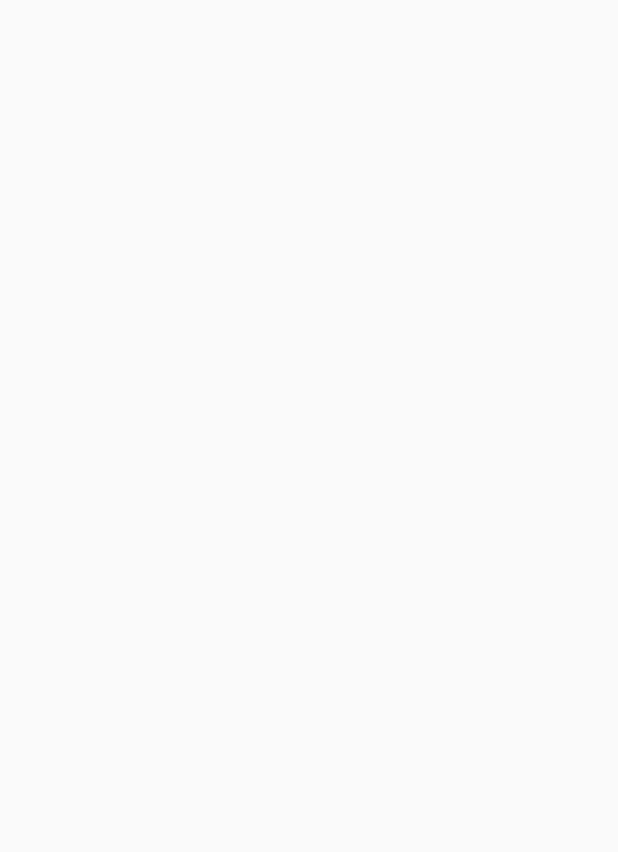
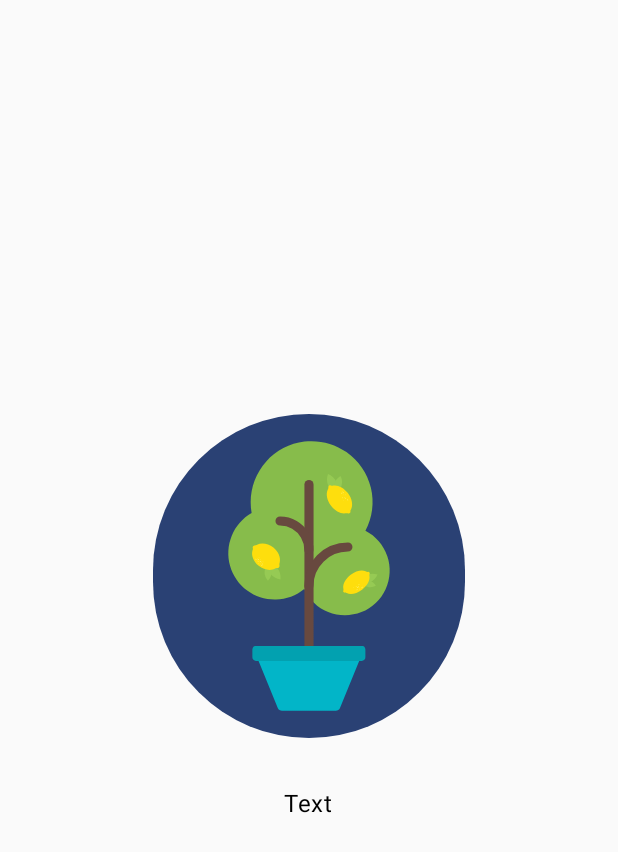
Before and after one commit to Angelosz/Practice_LemonadeApp, an Android app built with Jetpack Compose: the screen it shows after launch (MainActivity), on a phone screen of 412 x 824 dp. Before the commit the part shown is empty. Shown: the top 852 px of the screen. Run offline under Robolectric (Android 15) with nearby library versions, the phone set to English and light mode, and no system bars.

Commit message:
Base Layout

```diff
--- a/app/src/main/java/com/example/practice_lemonadeapp/MainActivity.kt
+++ b/app/src/main/java/com/example/practice_lemonadeapp/MainActivity.kt
@@ -1,16 +1,35 @@
 package com.example.practice_lemonadeapp
 
 import android.os.Bundle
+import android.service.autofill.OnClickAction
 import androidx.activity.ComponentActivity
 import androidx.activity.compose.setContent
 import androidx.activity.enableEdgeToEdge
+import androidx.compose.foundation.Image
+import androidx.compose.foundation.background
+import androidx.compose.foundation.layout.Column
+import androidx.compose.foundation.layout.Spacer
 import androidx.compose.foundation.layout.fillMaxSize
+import androidx.compose.foundation.layout.height
 import androidx.compose.foundation.layout.padding
+import androidx.compose.foundation.layout.wrapContentSize
+import androidx.compose.foundation.layout.wrapContentWidth
+import androidx.compose.material3.Button
+import androidx.compose.material3.ButtonColors
 import androidx.compose.material3.Scaffold
 import androidx.compose.material3.Text
 import androidx.compose.runtime.Composable
+import androidx.compose.runtime.MutableState
+import androidx.compose.runtime.getValue
+import androidx.compose.runtime.mutableStateOf
+import androidx.compose.runtime.remember
+import androidx.compose.runtime.setValue
+import androidx.compose.ui.Alignment
 import androidx.compose.ui.Modifier
+import androidx.compose.ui.graphics.Color
+import androidx.compose.ui.res.painterResource
 import androidx.compose.ui.tooling.preview.Preview
+import androidx.compose.ui.unit.dp
 import com.example.practice_lemonadeapp.ui.theme.Practice_LemonadeAppTheme
 
 class MainActivity : ComponentActivity() {
@@ -19,8 +38,38 @@ class MainActivity : ComponentActivity() {
         enableEdgeToEdge()
         setContent {
             Practice_LemonadeAppTheme {
-
+                LemonadeAppPreview()
             }
         }
     }
 }
+
+
+@Composable
+fun LemonadeInteractiveButton(modifier: Modifier = Modifier){
+
+    Column(modifier,
+        horizontalAlignment = Alignment.CenterHorizontally){
+        Button( onClick = {} ) {
+            Image(
+                painter = painterResource(R.drawable.lemon_tree),
+                contentDescription = null
+            )
+        }
+
+        Spacer(modifier = Modifier.height(32.dp))
+
+        Text(
+            text = "Text"
+        )
+    }
+}
+
+@Preview(showSystemUi = true,
+    showBackground = true)
+@Composable
+fun LemonadeAppPreview(){
+    LemonadeInteractiveButton(Modifier
+        .fillMaxSize()
+        .wrapContentSize(Alignment.Center))
+}
```
